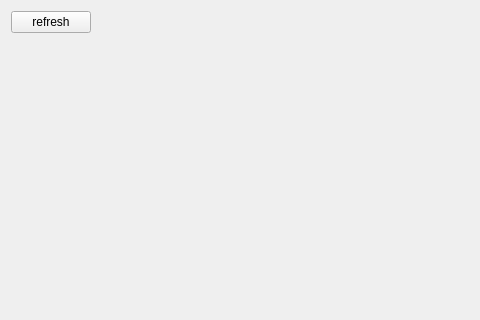
This is ui/SigilWindow.ui in davk789/PySketchbook as Qt 5 draws it before an edit; both pictures show x 0 to 480 and y 0 to 320 of the 752 by 565 pixel window. The edited form follows.
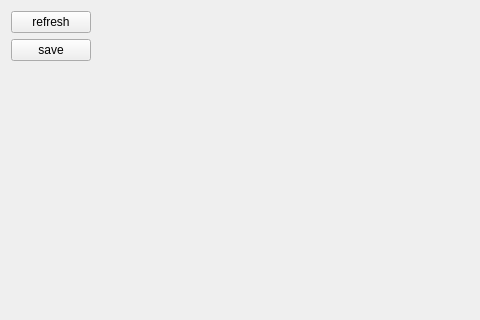
This is the edited form.

Commit message: added save button to the sigil display

What changed in the file:
```diff
--- a/ui/SigilWindow.ui
+++ b/ui/SigilWindow.ui
@@ -29,6 +29,13 @@
        </property>
       </widget>
      </item>
+     <item>
+      <widget class="QPushButton" name="saveButton">
+       <property name="text">
+        <string>save</string>
+       </property>
+      </widget>
+     </item>
      <item>
       <spacer name="verticalSpacer">
        <property name="orientation">
```
The commit also changes 2 other files.
